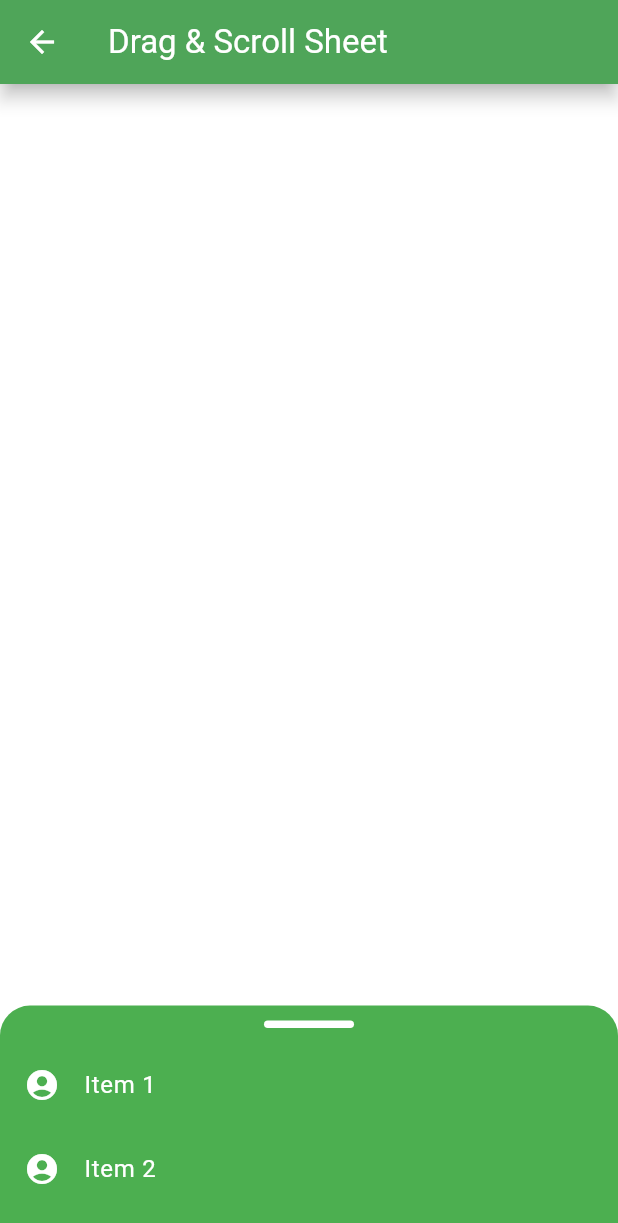
After one commit to MyintMyatKaungPHP/llp_flutter_learning_app, a Flutter app: the DraggableScrollableSheetDemo screen opened directly, on a phone screen of 412 x 824 dp. The commit adds this screen. Shown: the top 1223 px of the screen. Run offline on Flutter 3.47's test engine with Material 3 defaults, Android fonts, the phone set to English and light mode, and no system bars; our stand-ins replace backdrop, convex_bottom_bar, flutter_slidable; missing offline and left inert: hidable, widget_with_codeview.

Commit message:
1 Sept 24
BottomNavbarDemo, PageSelectorDemo, DraggableScrollableSheetDemo

```diff
--- /dev/null
+++ b/lib/navigations/draggable_scrollable_sheet_demo.dart
@@ -0,0 +1,66 @@
+import 'package:flutter/material.dart';
+
+class DraggableScrollableSheetDemo extends StatelessWidget {
+  const DraggableScrollableSheetDemo({super.key});
+
+  @override
+  Widget build(BuildContext context) {
+    return Scaffold(
+      appBar: AppBar(title: Text('Drag & Scroll Sheet')),
+      body: Stack(
+        children: [
+          Container(color: Colors.white),
+          DraggableScrollableSheet(
+            initialChildSize: 0.2,
+            minChildSize: 0.2,
+            maxChildSize: 1,
+            builder: (context, scrollController) {
+              return Container(
+                decoration: BoxDecoration(
+                  color: Colors.green,
+                  borderRadius: BorderRadius.only(
+                    topRight: Radius.circular(20),
+                    topLeft: Radius.circular(20),
+                  ),
+                ),
+                child: Column(
+                  children: [
+                    // Bar icon (drag handle)
+                    Container(
+                      margin: EdgeInsets.symmetric(vertical: 10),
+                      width: 60,
+                      height: 5,
+                      decoration: BoxDecoration(
+                        color: Colors.white,
+                        borderRadius: BorderRadius.circular(10),
+                      ),
+                    ),
+                    // Scrollable list inside the sheet
+                    Expanded(
+                      child: Scrollbar(
+                        controller: scrollController,
+                        child: ListView.builder(
+                          controller: scrollController,
+                          itemCount: 20,
+                          itemBuilder: (context, index) {
+                            return ListTile(
+                              leading: Icon(Icons.account_circle, color: Colors.white),
+                              title: Text(
+                                'Item ${index + 1}',
+                                style: TextStyle(color: Colors.white),
+                              ),
+                            );
+                          },
+                        ),
+                      ),
+                    ),
+                  ],
+                ),
+              );
+            },
+          ),
+        ],
+      ),
+    );
+  }
+}
```
Also changed, not shown: lib/homescreen.dart (+6 -5 lines), lib/navigations/bottom_navbar_demo.dart (added, +51 -0 lines), lib/navigations/page_selector_demo.dart (added, +68 -0 lines).
